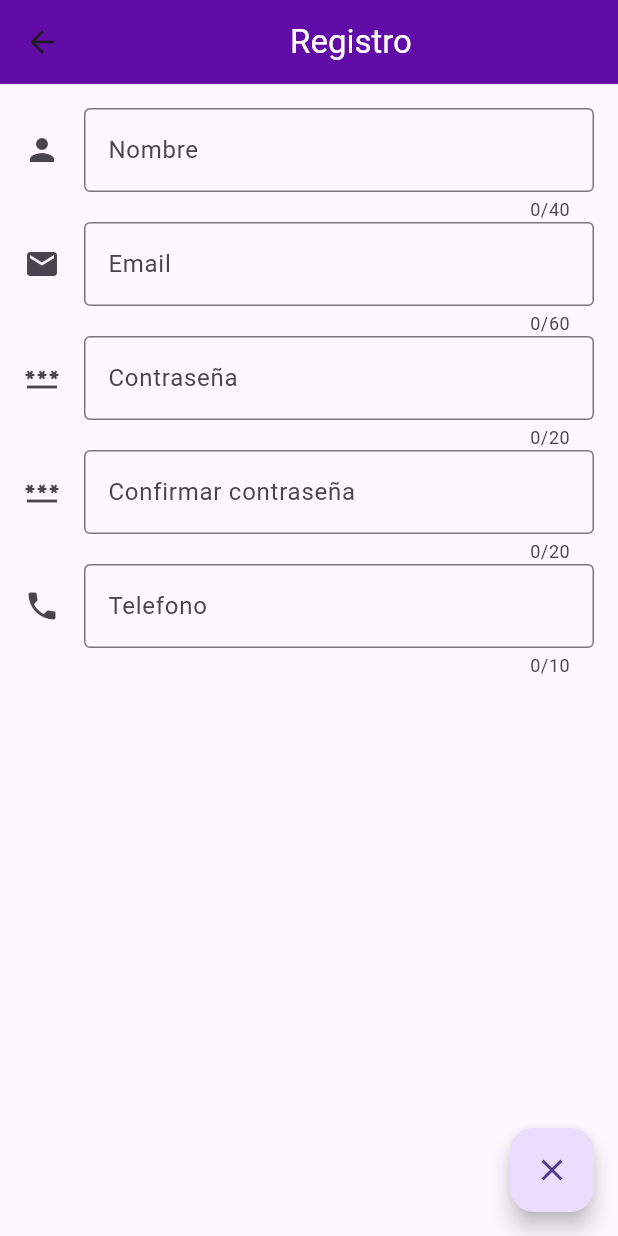
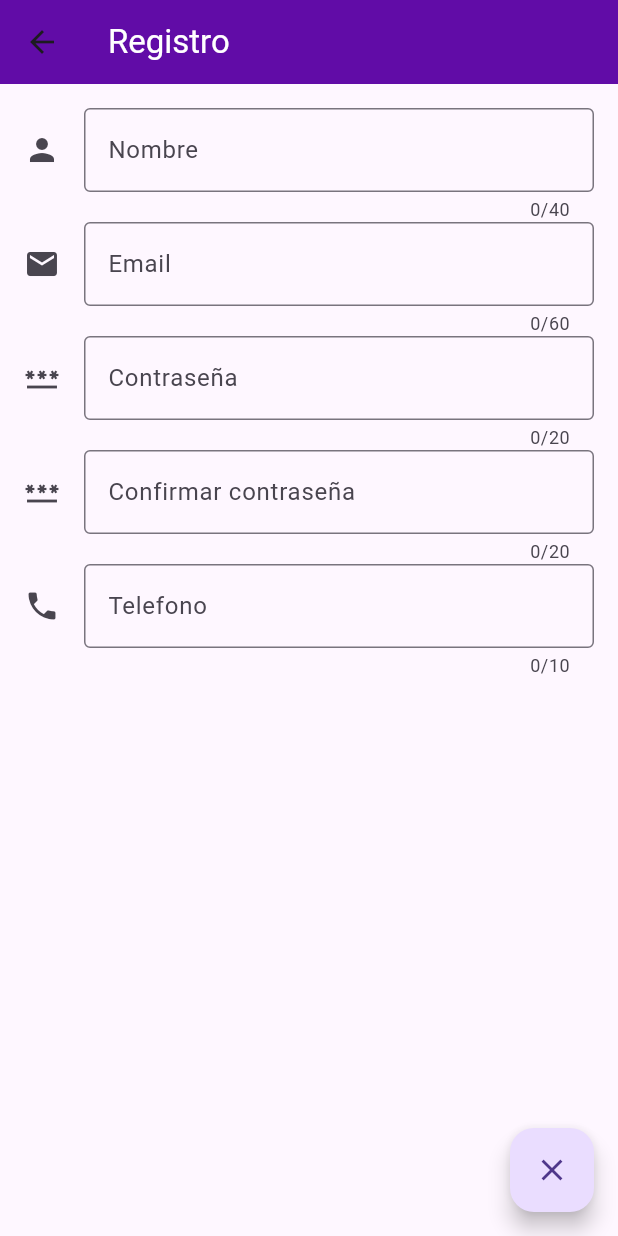
Before and after one commit to FernandoZuniga97/tsr, a Flutter app: the Registro screen opened by its route, on a phone screen of 412 x 824 dp. Run offline on Flutter 3.47's test engine with Material 3 defaults, Android fonts, the light colour scheme and no system bars.

Commit message:
Se termino de realizar las pruebas del proyecto alcatraz, funciona correctamente

```diff
--- a/hakuna_matata/lib/pages/home.dart
+++ b/hakuna_matata/lib/pages/home.dart
@@ -96,7 +96,7 @@ class Home extends StatelessWidget {
       PrimaryButton(
         text: 'Iniciar sesión',
         onPressed: () {
-          if (emailController.text.isEmpty || passwordController.text.isEmpty ||  emailController.text != 'fzunigao@unah.hn' || passwordController.text != '123' ) {
+          if (emailController.text.isEmpty || passwordController.text.isEmpty ||  emailController.text != 'fzunigao@unah.hn' || passwordController.text != '20212030191' ) {
             ScaffoldMessenger.of(context).showSnackBar(
               const SnackBar(content: Text('El correo o/y la contraseña son incorrectos.')),
             );
@@ -177,6 +177,7 @@ class _CustomInputState extends State<Custompass> {
       obscureText: obscureText,
       decoration: InputDecoration(
         label: const Text('Password'),
+        border: const UnderlineInputBorder(),
         labelStyle: const TextStyle(color: Colors.purple),
         prefixIcon: const Icon(Icons.lock),
         suffixIcon: IconButton(
@@ -186,7 +187,6 @@ class _CustomInputState extends State<Custompass> {
               });
             },
             icon: Icon( obscureText ? Icons.visibility : Icons.visibility_off)),
-        border: const UnderlineInputBorder(),
       ),
     );
   }
--- a/hakuna_matata/lib/pages/registro.dart
+++ b/hakuna_matata/lib/pages/registro.dart
@@ -14,7 +14,7 @@ class Registro extends StatelessWidget {
   Widget build(BuildContext context) {
     return Scaffold(
       appBar: AppBar(
-        title: Center(child: const Text('Registro', style: TextStyle(color: Color.fromARGB(255, 255, 255, 255)),)),
+        title: const Text('Registro', style: TextStyle(color: Color.fromARGB(255, 255, 255, 255)),),
         backgroundColor: const Color.fromARGB(255, 97, 12, 167),
       ),
       body:  Padding(
--- a/hakuna_matata/lib/pages/start.dart
+++ b/hakuna_matata/lib/pages/start.dart
@@ -31,7 +31,9 @@ class Start extends StatelessWidget {
 
   @override
   Widget build(BuildContext context) {
-    return DefaultTabController(
+    return PopScope(
+      canPop: false,
+      child: DefaultTabController(
         length: 4,
         child: Scaffold(
           appBar: AppBar(
@@ -94,6 +96,7 @@ class Start extends StatelessWidget {
             ),
           ),
         ),
+      ),
     );
   }
 }
```
Also changed, not shown: hakuna_matata/assets/images/logo.jpg (added), 37 other files. Lines whose indentation alone changed are shown as unchanged.
